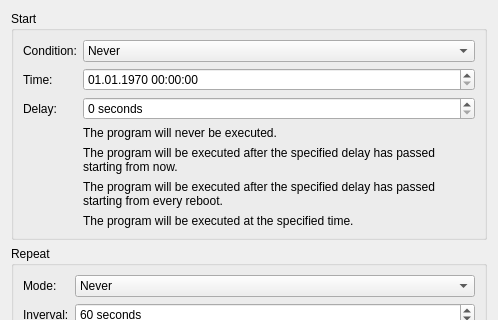
Qt form src/brickv/plugin_system/plugins/red/ui/program_page_schedule.ui (Tinkerforge/brickv) before a commit; both pictures show x 0 to 498 and y 0 to 320 of the 498 by 610 pixel window.
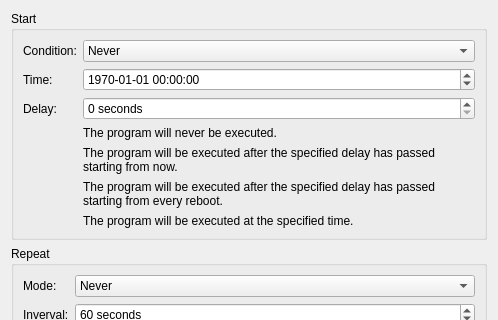
The same form after that commit.

Commit message: red-brick: Prefer ISO8601 like date/time format

```diff
--- a/src/brickv/plugin_system/plugins/red/ui/program_page_schedule.ui
+++ b/src/brickv/plugin_system/plugins/red/ui/program_page_schedule.ui
@@ -95,7 +95,7 @@
            </datetime>
           </property>
           <property name="displayFormat">
-           <string>dd.MM.yyyy HH:mm:ss</string>
+           <string>yyyy-MM-dd HH:mm:ss</string>
           </property>
          </widget>
         </item>
```
The commit also changes 2 other files.
